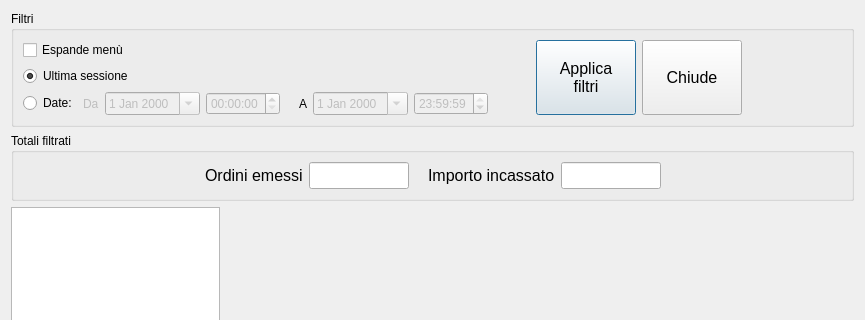
The window that src/statsform.ui (mtonin/gestcassa) describes before a commit, drawn with Qt 5; both pictures show x 0 to 865 and y 0 to 320 of the 865 by 576 pixel window.
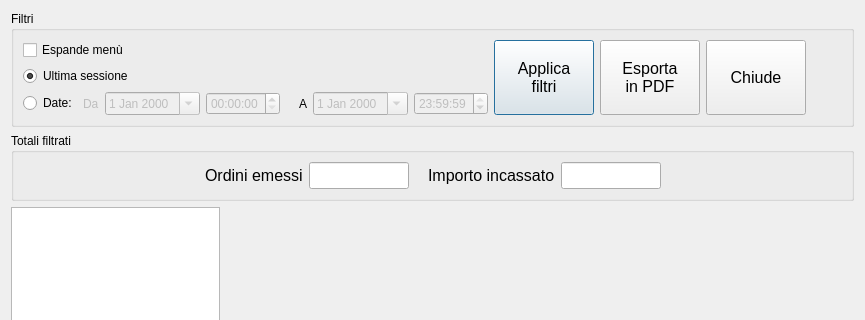
The same window after the commit. Custom widgets are drawn as their Qt base class.

```diff
--- a/src/statsform.ui
+++ b/src/statsform.ui
@@ -27,7 +27,7 @@
      </property>
      <layout class="QHBoxLayout" name="horizontalLayout_7">
       <item>
-       <layout class="QHBoxLayout" name="horizontalLayout_5" stretch="0,1,0,0,0">
+       <layout class="QHBoxLayout" name="horizontalLayout_5" stretch="0,1,0,0,0,0">
         <item>
          <layout class="QVBoxLayout" name="verticalLayout_3">
           <item>
@@ -152,8 +152,6 @@
          </spacer>
         </item>
         <item>
-         <layout class="QHBoxLayout" name="horizontalLayout_6">
-          <item>
            <widget class="QPushButton" name="filtraBtn">
             <property name="sizePolicy">
              <sizepolicy hsizetype="Minimum" vsizetype="Expanding">
@@ -184,7 +182,36 @@
             </property>
            </widget>
           </item>
-         </layout>
+        <item>
+         <widget class="QPushButton" name="stampaBtn">
+          <property name="sizePolicy">
+           <sizepolicy hsizetype="Minimum" vsizetype="Expanding">
+            <horstretch>0</horstretch>
+            <verstretch>0</verstretch>
+           </sizepolicy>
+          </property>
+          <property name="minimumSize">
+           <size>
+            <width>100</width>
+            <height>0</height>
+           </size>
+          </property>
+          <property name="maximumSize">
+           <size>
+            <width>16777215</width>
+            <height>100</height>
+           </size>
+          </property>
+          <property name="font">
+           <font>
+            <pointsize>12</pointsize>
+           </font>
+          </property>
+          <property name="text">
+           <string>Esporta
+in PDF</string>
+          </property>
+         </widget>
         </item>
         <item>
          <widget class="QPushButton" name="filtraBtn_2">
```
Lines whose indentation alone changed are shown as unchanged.
